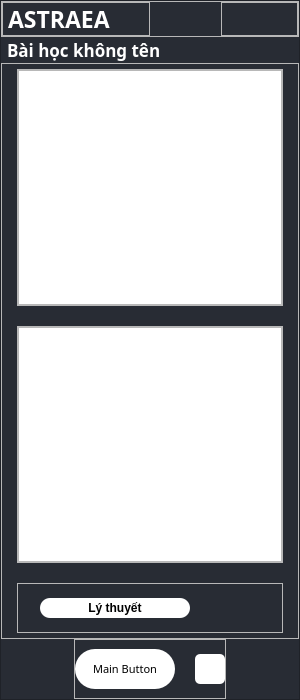
hoangm960/Astraea, file UI_Files/ui_main.ui: the form before one commit.
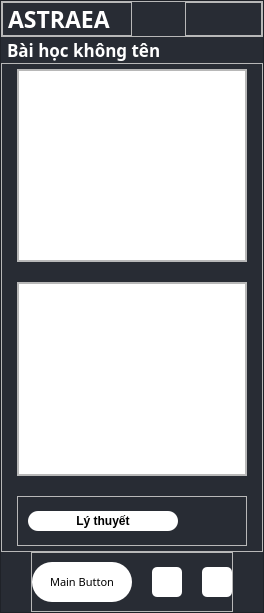
The form after the commit. Icons and pictures are not drawn.

What changed in the file:
```diff
--- a/UI_Files/ui_main.ui
+++ b/UI_Files/ui_main.ui
@@ -6,8 +6,8 @@
    <rect>
     <x>0</x>
     <y>0</y>
-    <width>300</width>
-    <height>700</height>
+    <width>264</width>
+    <height>613</height>
    </rect>
   </property>
   <property name="sizePolicy">
@@ -761,6 +761,37 @@
             </property>
            </widget>
           </item>
+          <item>
+           <widget class="QPushButton" name="Server_btn">
+            <property name="minimumSize">
+             <size>
+              <width>30</width>
+              <height>30</height>
+             </size>
+            </property>
+            <property name="maximumSize">
+             <size>
+              <width>30</width>
+              <height>30</height>
+             </size>
+            </property>
+            <property name="styleSheet">
+             <string notr="true">QPushButton {
+	background-color: rgb(255, 255, 255);
+	border-radius: 5px;
+	image: url(:/images/icons/link.png);
+	padding:3px;
+}
+
+QPushButton:hover {
+	background-color: rgba(255, 255, 255, 150)
+}</string>
+            </property>
+            <property name="text">
+             <string/>
+            </property>
+           </widget>
+          </item>
          </layout>
         </widget>
        </item>
```
